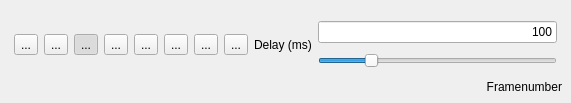
First picture: the form in playbackdialog.ui, repository SamDehaeck/GigaViewer, before the edit.
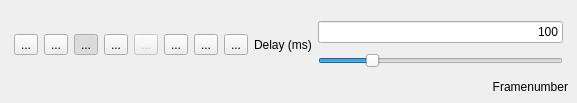
Second picture: the form after the edit. Icons and pictures are not drawn.

Diff of the .ui file:
```diff
--- a/playbackdialog.ui
+++ b/playbackdialog.ui
@@ -6,7 +6,7 @@
    <rect>
     <x>0</x>
     <y>0</y>
-    <width>571</width>
+    <width>577</width>
     <height>103</height>
    </rect>
   </property>
@@ -160,6 +160,9 @@
             </item>
             <item>
              <widget class="QToolButton" name="snapshotButton">
+              <property name="enabled">
+               <bool>false</bool>
+              </property>
               <property name="text">
                <string>...</string>
               </property>
```
